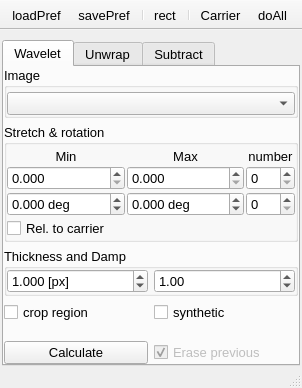
This is UIs/nWavelet.ui in NeutrinoToolkit/Neutrino as Qt 5 draws it before an edit. The edited form follows.
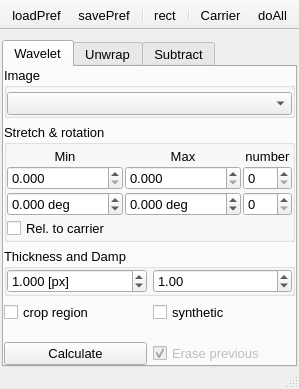
This is the edited form. The open tabs and pages were chosen to show the change. Icons and pictures are not drawn.

```diff
--- a/UIs/nWavelet.ui
+++ b/UIs/nWavelet.ui
@@ -6,8 +6,8 @@
    <rect>
     <x>0</x>
     <y>0</y>
-    <width>302</width>
-    <height>388</height>
+    <width>299</width>
+    <height>389</height>
    </rect>
   </property>
   <property name="font">
@@ -389,6 +389,11 @@
              <property name="enabled">
               <bool>false</bool>
              </property>
+             <property name="font">
+              <font>
+               <pointsize>10</pointsize>
+              </font>
+             </property>
              <property name="text">
               <string>Erase previous</string>
              </property>
@@ -411,6 +416,11 @@
            </property>
            <item row="0" column="0">
             <widget class="QCheckBox" name="showSource">
+             <property name="font">
+              <font>
+               <pointsize>10</pointsize>
+              </font>
+             </property>
              <property name="text">
               <string>crop region</string>
              </property>
@@ -421,6 +431,11 @@
            </item>
            <item row="0" column="1">
             <widget class="QCheckBox" name="synthetic">
+             <property name="font">
+              <font>
+               <pointsize>10</pointsize>
+              </font>
+             </property>
              <property name="text">
               <string>synthetic</string>
              </property>
```
Left out of the diff: 169 changed lines with no effect on the pictures.
